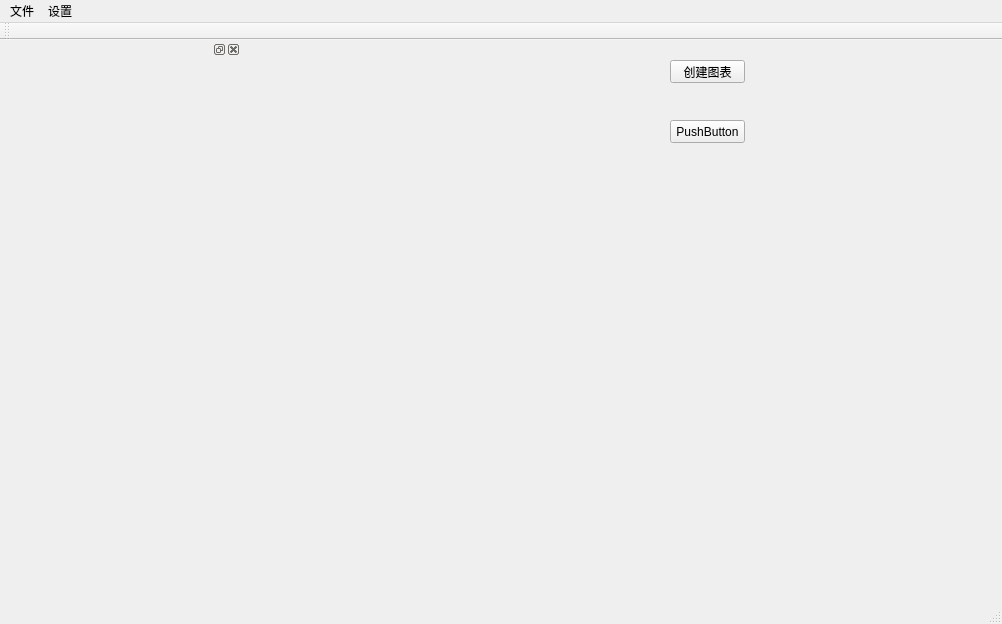
Old version of the form mainwindow.ui in the repository KongQingXin12/JCY.
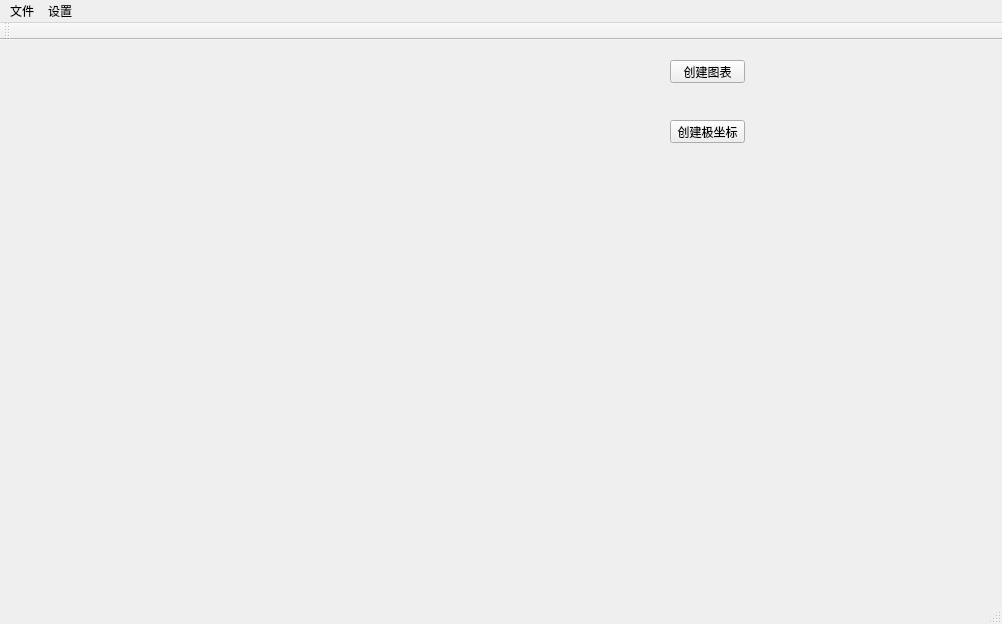
New version of the form.

Commit message: 重新增加了极坐标C++类和曲线图C++类，并改写两个类的closeEvent实现了点击图标右上方的关闭按钮同步更改mainwindow里按钮的 text

What changed in the file:
```diff
--- a/mainwindow.ui
+++ b/mainwindow.ui
@@ -37,23 +37,9 @@
      </rect>
     </property>
     <property name="text">
-     <string>PushButton</string>
+     <string>创建极坐标</string>
     </property>
    </widget>
-   <widget class="QDockWidget" name="Graph_dis">
-    <property name="geometry">
-     <rect>
-      <x>10</x>
-      <y>0</y>
-      <width>231</width>
-      <height>161</height>
-     </rect>
-    </property>
-    <property name="floating">
-     <bool>true</bool>
-    </property>
-    <widget class="QWidget" name="dockWidgetContents"/>
-   </widget>
   </widget>
   <widget class="QMenuBar" name="menuBar">
    <property name="geometry">
```
Left out of the diff: 4 changed lines with no effect on the pictures. The commit also changes 3 other files.
